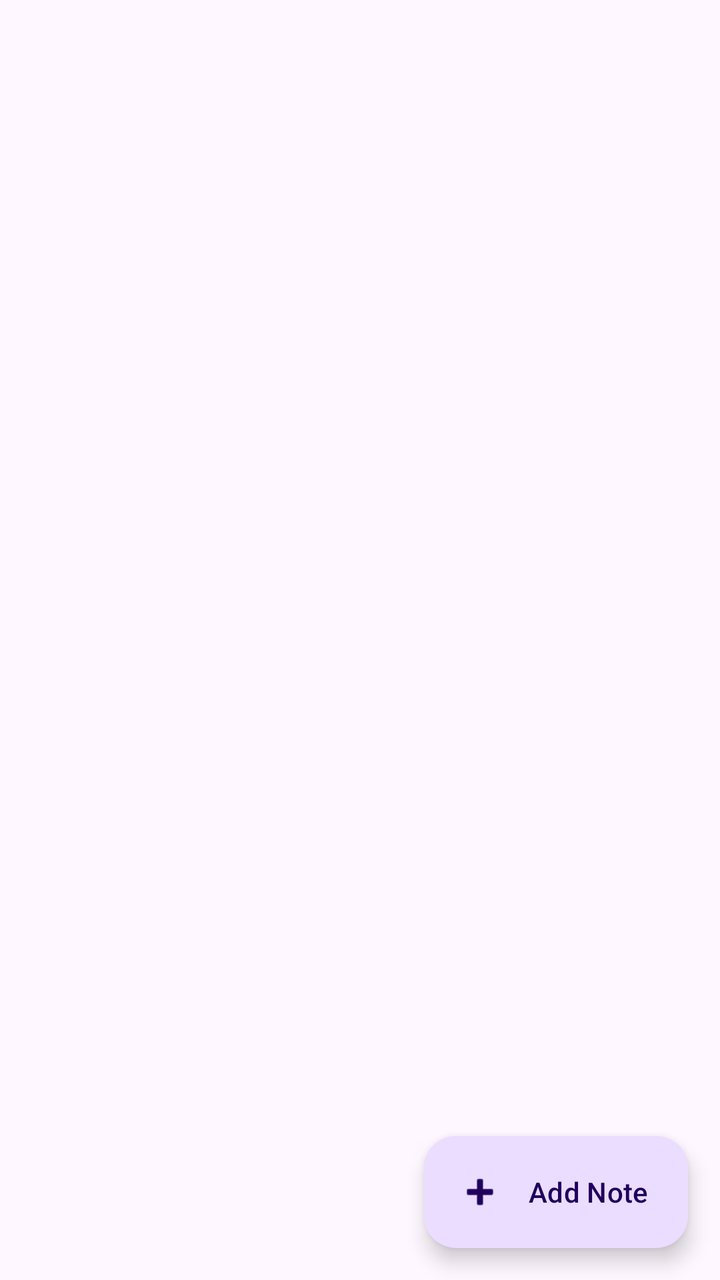
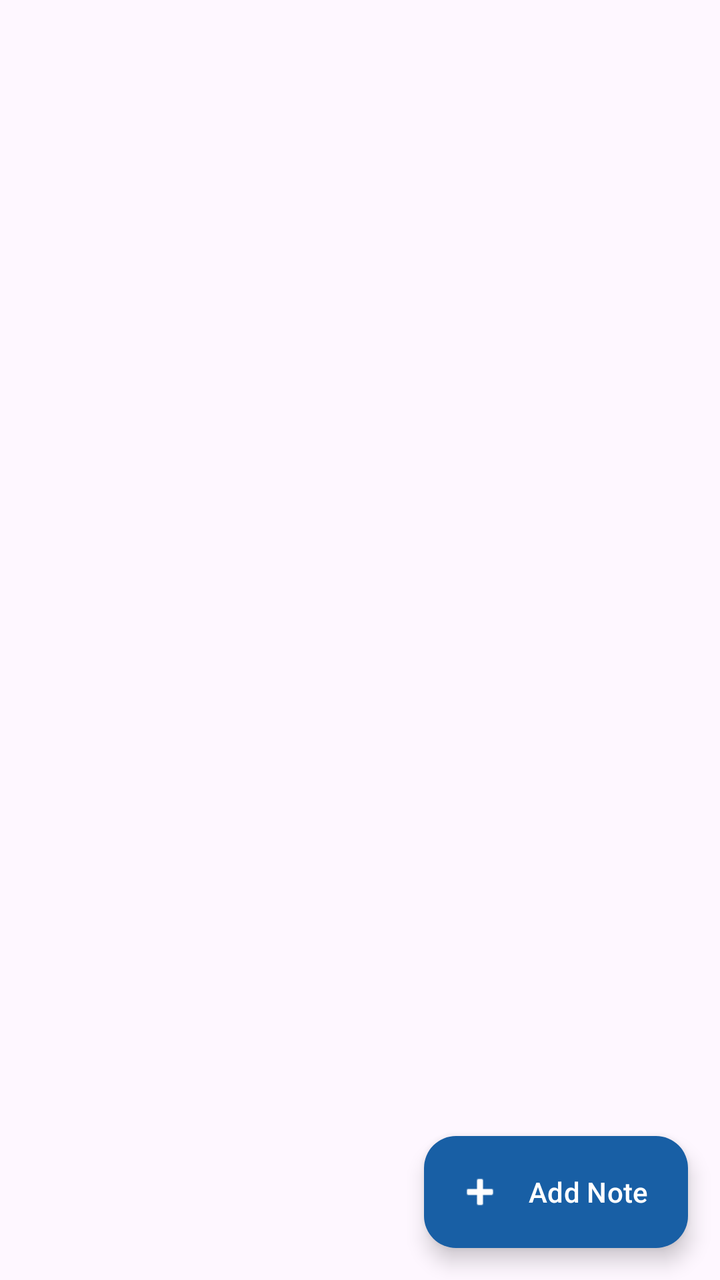

Screens rendered from an Android XML layout before and after an edit, with the pre-edit source and the edit as a unified diff.
<!-- AndroidManifest.xml: application theme Theme.Healthcare_app -->
<!-- res/layout/fragment_notes.xml -->
<?xml version="1.0" encoding="utf-8"?>
<androidx.coordinatorlayout.widget.CoordinatorLayout xmlns:android="http://schemas.android.com/apk/res/android"
    xmlns:app="http://schemas.android.com/apk/res-auto"
    android:layout_width="match_parent"
    android:layout_height="match_parent">

    <androidx.recyclerview.widget.RecyclerView
        android:id="@+id/recyclerViewNotes"
        android:layout_width="match_parent"
        android:layout_height="match_parent"
        android:clipToPadding="false"
        android:paddingStart="16dp"
        android:paddingEnd="16dp"
        android:paddingTop="16dp"
        android:paddingBottom="96dp" />

    <com.google.android.material.floatingactionbutton.ExtendedFloatingActionButton
        android:id="@+id/btnAddNote"
        android:layout_width="wrap_content"
        android:layout_height="wrap_content"
        android:layout_gravity="bottom|end"
        android:layout_margin="16dp"
        android:text="Add Note"
        app:icon="@android:drawable/ic_input_add" />

</androidx.coordinatorlayout.widget.CoordinatorLayout>
<!-- resources referenced by this layout -->
<resources>
  <style name="Theme.Healthcare_app" parent="Base.Theme.Healthcare_app" />
  <style name="Base.Theme.Healthcare_app" parent="Theme.Material3.DayNight.NoActionBar">
      </style>
</resources>

<!-- the commit's change to res/layout/fragment_notes.xml (unified diff, before → after) -->
@@ -21,6 +21,11 @@
         android:layout_gravity="bottom|end"
         android:layout_margin="16dp"
         android:text="Add Note"
-        app:icon="@android:drawable/ic_input_add" />
+        app:icon="@android:drawable/ic_input_add" 
+        app:backgroundTint="#185FA5"
+        android:textColor="#FFFFFF"
+        app:iconTint="#FFFFFF"
+        app:elevation="0dp"
+        android:fontFamily="sans-serif-medium" />
 
 </androidx.coordinatorlayout.widget.CoordinatorLayout>
<!-- resource entries referenced after the edit -->
@@ -1,7 +1,32 @@
 <!-- resources referenced by this layout -->
 <resources>
   <style name="Theme.Healthcare_app" parent="Base.Theme.Healthcare_app" />
-  <style name="Base.Theme.Healthcare_app" parent="Theme.Material3.DayNight.NoActionBar">
+  <style name="Base.Theme.Healthcare_app" parent="Theme.Material3.Light.NoActionBar">
+          <item name="bottomSheetDialogTheme">@style/Theme.Healthcare_app.BottomSheetDialog</item>
+      </style>
+  <style name="Theme.Healthcare_app.BottomSheetDialog" parent="ThemeOverlay.Material3.BottomSheetDialog">
+          <item name="android:windowIsFloating">false</item>
+          <item name="android:backgroundDimEnabled">true</item>
+          
+          <item name="colorSurface">#FFFFFF</item>
+          <item name="colorOnSurface">#1A2535</item>
+          <item name="colorOnSurfaceVariant">#64748B</item>
+          <item name="android:colorBackground">#FFFFFF</item>
+          <item name="colorPrimary">#185FA5</item>
+          <item name="colorOnPrimary">#FFFFFF</item>
+          
+          <item name="android:textColorPrimary">#1A2535</item>
+          <item name="android:textColorSecondary">#64748B</item>
+          <item name="android:textColorHint">#64748B</item>
+          
+          <item name="colorControlNormal">#E2E8F0</item>
+          <item name="colorControlActivated">#185FA5</item>
+          
+          <item name="bottomSheetStyle">@style/LightBottomSheetStyle</item>
+      </style>
+  <style name="LightBottomSheetStyle" parent="Widget.Material3.BottomSheet.Modal">
+          <item name="backgroundTint">#FFFFFF</item>
+          <item name="android:elevation">0dp</item>
       </style>
 </resources>
 
